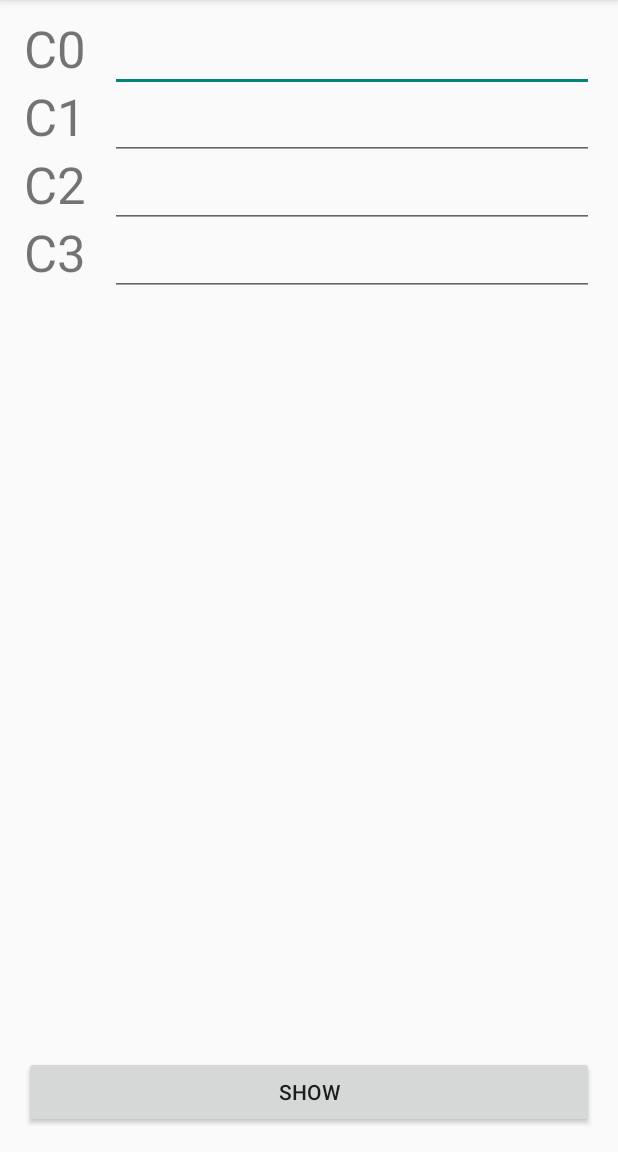
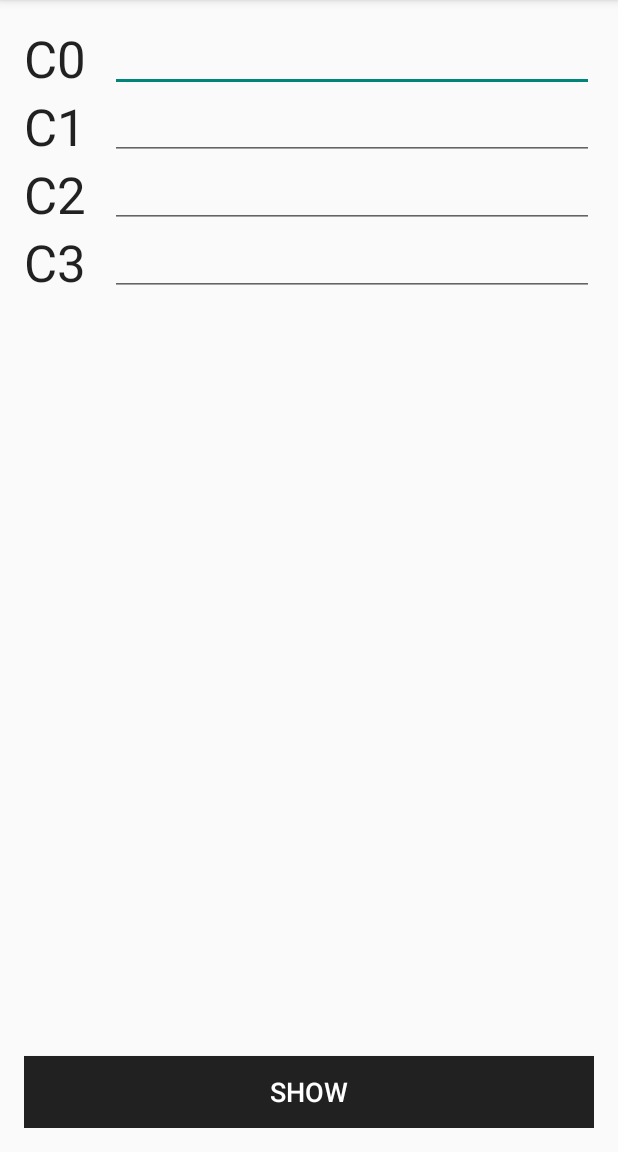
Before and after one commit to jgug/calcpoly, an Android app: the screen it shows after launch (MainActivity), on a phone screen of 412 x 824 dp, the part 84-1236 px from its top. Run offline under Robolectric (Android 15) with nearby library versions, the phone set to English and light mode, and no system bars; 3 statements that could not run were skipped.

Commit message:
UI improvments

```diff
--- a/app/src/main/java/com/vshkl/calcpoly/views/PlotActivity.java
+++ b/app/src/main/java/com/vshkl/calcpoly/views/PlotActivity.java
@@ -1,18 +1,14 @@
 package com.vshkl.calcpoly.views;
 
-import android.app.ProgressDialog;
 import android.content.SharedPreferences;
 import android.os.AsyncTask;
 import android.os.Bundle;
 import android.preference.PreferenceManager;
 import android.support.v7.app.ActionBar;
 import android.support.v7.app.AppCompatActivity;
-import android.util.Log;
-import android.util.Range;
 import android.widget.Toast;
 
 import com.jjoe64.graphview.GraphView;
-import com.jjoe64.graphview.helper.StaticLabelsFormatter;
 import com.jjoe64.graphview.series.DataPoint;
 import com.jjoe64.graphview.series.DataPointInterface;
 import com.jjoe64.graphview.series.LineGraphSeries;
@@ -23,6 +19,8 @@ import com.vshkl.calcpoly.logic.Callback;
 import com.vshkl.core.CPolynomialCalculator;
 
 public class PlotActivity extends AppCompatActivity {
+
+    private final static int LINE_THICKNESS = 8;
 
     @Override
     protected void onCreate(Bundle savedInstanceState) {
@@ -68,16 +66,13 @@ public class PlotActivity extends AppCompatActivity {
                 getString(R.string.pref_step_key), getString(R.string.pref_step_default)));
         private final int size = (int)(max/step);
 
-        private final int X_RANGE = 4;
-
         @Override
         protected double[] doInBackground(double[]... params) {
             Callback callback = new Callback(params[0][0], params[0][1], params[0][1], params[0][1]);
             CPolynomialCalculator cpoly = new CPolynomialCalculator();
             cpoly.setCallback(callback);
-            double[] points = calculatePoints(cpoly, size, step);
 
-            return points;
+            return calculatePoints(cpoly, size, step);
         }
 
         @Override
@@ -102,12 +97,17 @@ public class PlotActivity extends AppCompatActivity {
                 }
             });
 
+            series.setColor(getResources().getColor(R.color.accent_material_light));
+            series.setThickness(LINE_THICKNESS);
+
             graph.addSeries(series);
             graph.getViewport().setXAxisBoundsManual(true);
             graph.getViewport().setYAxisBoundsManual(true);
             graph.getViewport().setMaxX(size);
             graph.getViewport().setMaxY(points[size]);
             graph.getViewport().setScalable(true);
+            graph.getGridLabelRenderer()
+                    .setGridColor(getResources().getColor(R.color.primary_material_dark));
             graph.getGridLabelRenderer().setHorizontalLabelsVisible(false);
             graph.getGridLabelRenderer().setVerticalLabelsVisible(false);
         }
--- a/app/src/main/res/layout/activity_main.xml
+++ b/app/src/main/res/layout/activity_main.xml
@@ -15,23 +15,23 @@
         android:id="@+id/textViewC0"
         android:layout_width="wrap_content"
         android:layout_height="wrap_content"
-        android:layout_alignParentStart="true"
-        android:layout_alignBaseline="@+id/editTextC0"
         android:text="@string/text_c0"
         android:textSize="@dimen/abc_text_size_display_1_material"
+        android:layout_alignParentStart="true"
+        android:layout_alignParentTop="true"
+        android:textColor="@color/primary_text_default_material_light"
         />
 
     <EditText
         android:id="@+id/editTextC0"
-        android:layout_width="match_parent"
+        android:layout_width="wrap_content"
         android:layout_height="wrap_content"
-        android:layout_alignParentTop="true"
         android:layout_alignParentEnd="true"
         android:layout_toEndOf="@+id/textViewC0"
         android:layout_marginStart="@dimen/activity_horizontal_margin"
         android:textSize="@dimen/abc_text_size_medium_material"
         android:inputType="numberDecimal"
-        />
+        android:layout_alignParentTop="true" />
 
     <!-- C1 -->
 
@@ -39,11 +39,11 @@
         android:id="@+id/textViewC1"
         android:layout_width="wrap_content"
         android:layout_height="wrap_content"
-        android:layout_below="@+id/editTextC0"
         android:layout_alignParentStart="true"
-        android:layout_alignBaseline="@+id/editTextC1"
         android:text="@string/text_c1"
         android:textSize="@dimen/abc_text_size_display_1_material"
+        android:layout_alignTop="@+id/editTextC1"
+        android:textColor="@color/primary_text_default_material_light"
         />
 
     <EditText
@@ -55,6 +55,7 @@
         android:layout_toEndOf="@+id/textViewC1"
         android:layout_marginStart="@dimen/activity_horizontal_margin"
         android:inputType="numberDecimal"
+        android:textSize="@dimen/abc_text_size_medium_material"
         />
 
     <!-- C2 -->
@@ -63,11 +64,11 @@
         android:id="@+id/textViewC2"
         android:layout_width="wrap_content"
         android:layout_height="wrap_content"
-        android:layout_below="@+id/editTextC1"
         android:layout_alignParentStart="true"
-        android:layout_alignBaseline="@+id/editTextC2"
         android:text="@string/text_c2"
         android:textSize="@dimen/abc_text_size_display_1_material"
+        android:layout_alignTop="@+id/editTextC2"
+        android:textColor="@color/primary_text_default_material_light"
         />
 
     <EditText
@@ -79,6 +80,7 @@
         android:layout_toEndOf="@+id/textViewC2"
         android:layout_marginStart="@dimen/activity_horizontal_margin"
         android:inputType="numberDecimal"
+        android:textSize="@dimen/abc_text_size_medium_material"
         />
 
     <!-- C3 -->
@@ -87,11 +89,11 @@
         android:id="@+id/textViewC3"
         android:layout_width="wrap_content"
         android:layout_height="wrap_content"
-        android:layout_below="@+id/editTextC2"
         android:layout_alignParentStart="true"
-        android:layout_alignBaseline="@+id/editTextC3"
         android:text="@string/text_c3"
         android:textSize="@dimen/abc_text_size_display_1_material"
+        android:layout_alignTop="@+id/editTextC3"
+        android:textColor="@color/primary_text_default_material_light"
         />
 
     <EditText
@@ -103,6 +105,7 @@
         android:layout_toEndOf="@+id/textViewC3"
         android:layout_marginStart="@dimen/activity_horizontal_margin"
         android:inputType="numberDecimal"
+        android:textSize="@dimen/abc_text_size_medium_material"
         />
 
     <!-- Button -->
@@ -115,6 +118,9 @@
         android:text="@string/button_show"
         android:layout_alignEnd="@+id/editTextC3"
         android:layout_alignParentStart="true"
+        android:textSize="@dimen/abc_text_size_medium_material"
+        android:background="@color/primary_material_dark"
+        android:textColor="@color/primary_text_default_material_dark"
         />
 
 </RelativeLayout>
--- a/app/src/main/res/layout/activity_plot.xml
+++ b/app/src/main/res/layout/activity_plot.xml
@@ -7,7 +7,8 @@
     android:paddingRight="@dimen/activity_horizontal_margin"
     android:paddingTop="@dimen/activity_vertical_margin"
     android:paddingBottom="@dimen/activity_vertical_margin"
-    tools:context="com.vshkl.calcpoly.views.PlotActivity">
+    tools:context="com.vshkl.calcpoly.views.PlotActivity"
+    >
 
     <com.jjoe64.graphview.GraphView
         android:id="@+id/graph"
```
